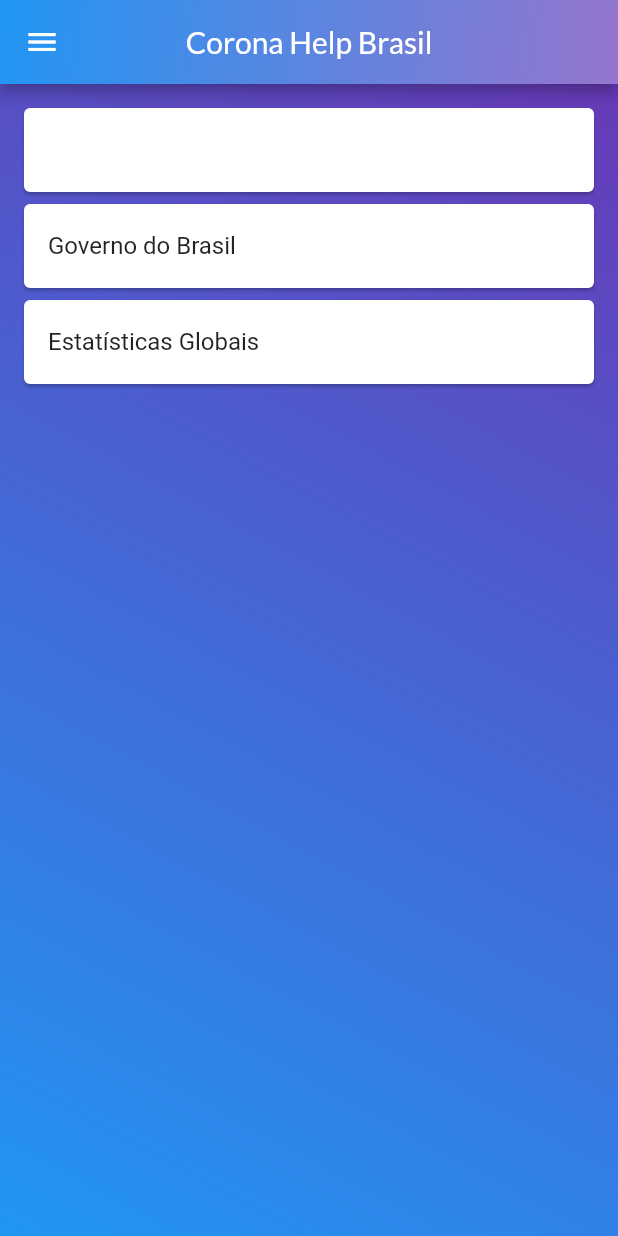
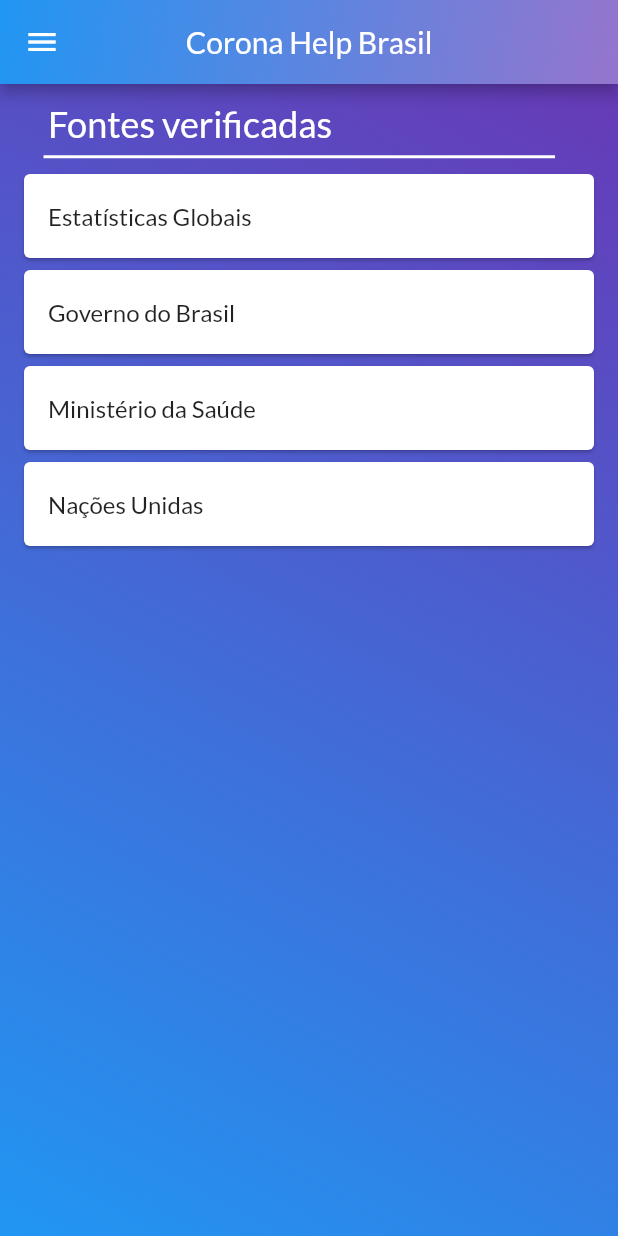
Before and after one commit to pedrocattel/Corona_Quiz_App, a Flutter app: the screen it shows after launch, on a phone screen of 412 x 824 dp. Run offline on Flutter 3.47's test engine with Material 2 defaults, Android fonts, the phone set to English and light mode, and no system bars; our stand-ins replace google_fonts.

Commit message:
links arrumados

```diff
--- a/lib/home.dart
+++ b/lib/home.dart
@@ -43,13 +43,24 @@ class _HomePageState extends State<HomePage> {
           padding: EdgeInsets.all(12.0),
           child: ListView(
             children: <Widget>[
-              Card(child: ListTile(title: Text(''))),
-              Card(child: ListTile(title: Text('Governo do Brasil'))),
-              Card(child: ListTile(title: Text('Estatísticas Globais'))),
+              Container(
+                padding:EdgeInsets.only(left: 20),
+                child: Text("Fontes verificadas",style: GoogleFonts.lato(fontSize: 24, color: Colors.white),textAlign: TextAlign.start,),
+              ),
+              Divider(
+                color: Colors.white,
+                height: 15,
+                thickness: 2,
+                indent: 17,
+                endIndent: 30,
+              ),
+              Card(child: ListTile(title: Text('Estatísticas Globais',style: GoogleFonts.lato()),onTap: _launchURLstat)),
+              Card(child: ListTile(title: Text('Governo do Brasil',style: GoogleFonts.lato()),onTap: _launchURLgoverno)),
+              Card(child: ListTile(title: Text('Ministério da Saúde',style: GoogleFonts.lato()),onTap: _launchURLministerio)),
+              Card(child: ListTile(title: Text('Nações Unidas',style: GoogleFonts.lato()),onTap: _launchURLnacoes)),
             ],
           ),
         )
-
     );
   }
 
@@ -66,6 +77,7 @@ class _HomePageState extends State<HomePage> {
           padding: EdgeInsets.only(top: 20.0),
           children: <Widget>[
             ListTile(
+              trailing: Icon(Icons.assignment_turned_in,color: Colors.white),
               title: Text(
                 'Corona Quiz',
                   style: GoogleFonts.lato(fontSize: 16,color: Colors.white),
@@ -86,7 +98,7 @@ class _HomePageState extends State<HomePage> {
             ),
             ListTile(
               title: Text(
-                'Aplicativo desenvolvido com o intuito de ajudar a população durante a pandêmia, em caso grave procure as autoridades!',
+                'Aplicativo desenvolvido com o intuito de ajudar a população durante a pandêmia, em caso de sintomas graves procure as autoridades!',
                 style: GoogleFonts.lato(fontSize: 16,color: Colors.white),
               ),
             ),
@@ -96,12 +108,40 @@ class _HomePageState extends State<HomePage> {
     );
   }
 
-  _launchURL() async {
-    const url = 'https://uol.com.br';
+  _launchURLgoverno() async {
+    const url = 'https://covid.saude.gov.br/';
     if (await canLaunch(url)) {
       await launch(url);
     } else {
       throw 'Could not launch $url';
     }
   }
+
+  _launchURLstat() async {
+    const url = 'https://corona.help/';
+    if (await canLaunch(url)) {
+      await launch(url);
+    } else {
+      throw 'Could not launch $url';
+    }
+  }
+
+  _launchURLnacoes() async {
+    const url = 'https://nacoesunidas.org/tema/coronavirus/';
+    if (await canLaunch(url)) {
+      await launch(url);
+    } else {
+      throw 'Could not launch $url';
+    }
+  }
+
+  _launchURLministerio() async {
+    const url = '  https://coronavirus.saude.gov.br/';
+    if (await canLaunch(url)) {
+      await launch(url);
+    } else {
+      throw 'Could not launch $url';
+    }
+  }
+
 }
```
